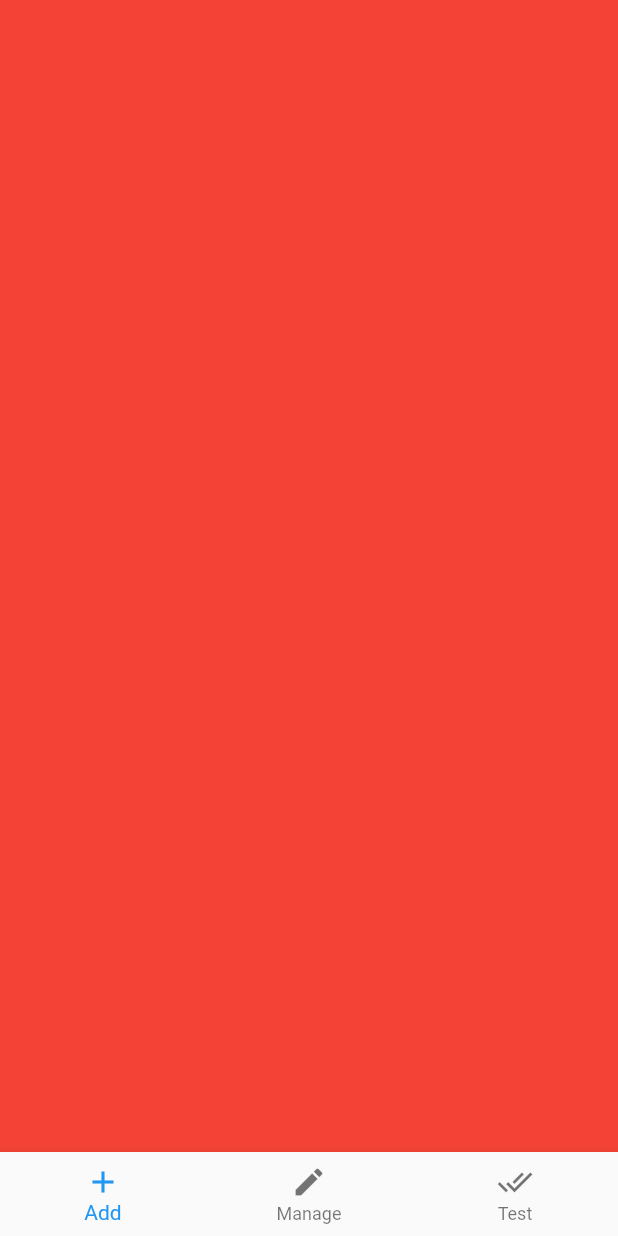
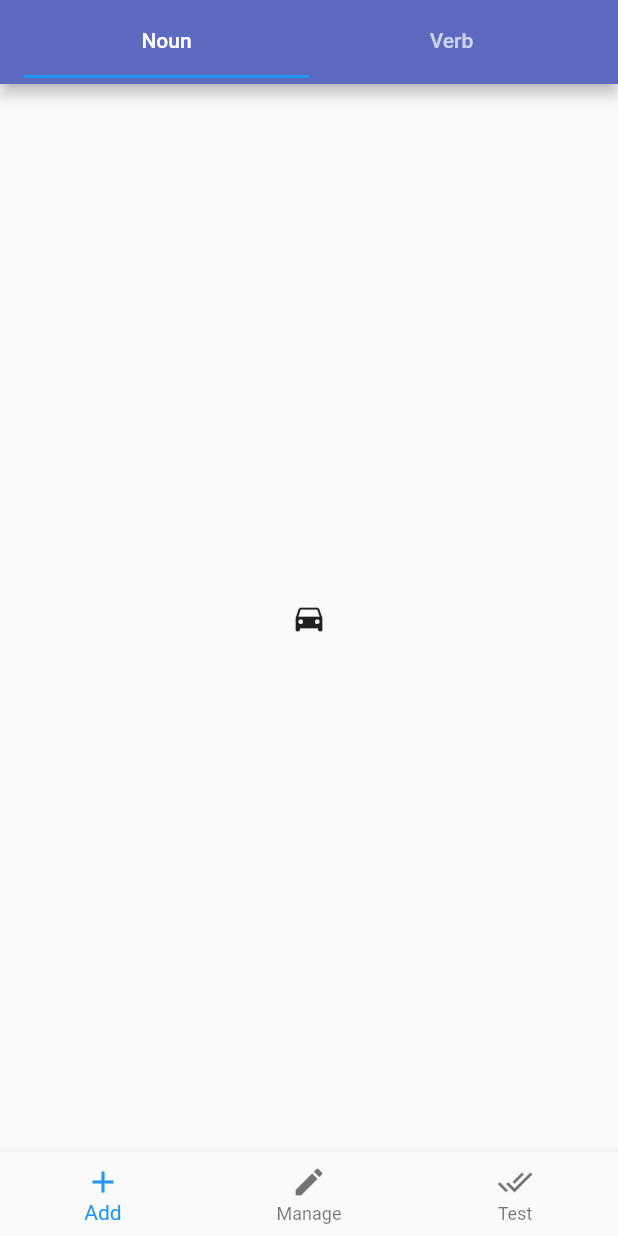
Before and after one commit to frozenL/german_vocabs_app, a Flutter app: the screen it shows after launch, on a phone screen of 412 x 824 dp. Run offline on Flutter 3.47's test engine with Material 2 defaults, Android fonts, the phone set to English and light mode, and no system bars.

```diff
--- /dev/null
+++ b/lib/widgets/add.dart
@@ -0,0 +1,44 @@
+import 'package:flutter/material.dart';
+
+class Add extends StatefulWidget {
+  @override
+  State<StatefulWidget> createState() => new _AddState();
+}
+
+class _AddState extends State<Add> with SingleTickerProviderStateMixin {
+  TabController _tabController;
+
+  @override
+  void initState() {
+    super.initState();
+    _tabController = new TabController(length: 2, vsync: this);
+  }
+
+  @override
+  void dispose() {
+    super.dispose();
+    _tabController.dispose();
+  }
+
+  @override
+  Widget build(BuildContext context) {
+      return new Scaffold(
+        appBar: AppBar(
+            title: TabBar(
+              controller: _tabController,
+              tabs: [
+                Tab(text: 'Noun',),
+                Tab(text: 'Verb',),
+              ],
+            ),
+          ),
+          body: TabBarView(
+            controller: _tabController,
+            children: [
+              Icon(Icons.directions_car),
+              Icon(Icons.directions_transit),
+            ],
+          ),
+      );
+  }
+}
--- a/lib/widgets/home.dart
+++ b/lib/widgets/home.dart
@@ -1,4 +1,5 @@
 import 'package:flutter/material.dart';
+import 'add.dart';
 
 class Home extends StatefulWidget {
   @override
@@ -14,7 +15,8 @@ class _HomeState extends State<Home> {
     return new Scaffold(
         body: new PageView(
           children: [
-            new Container(color: Colors.red),
+            new Add(),
+//            new Container(color: Colors.red),
             new Container(color: Colors.blue),
             new Container(color: Colors.grey)
           ],
```
